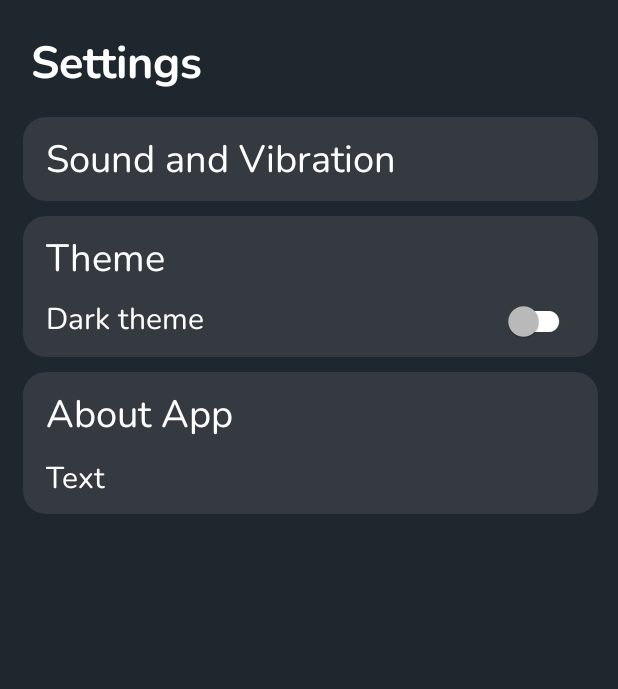
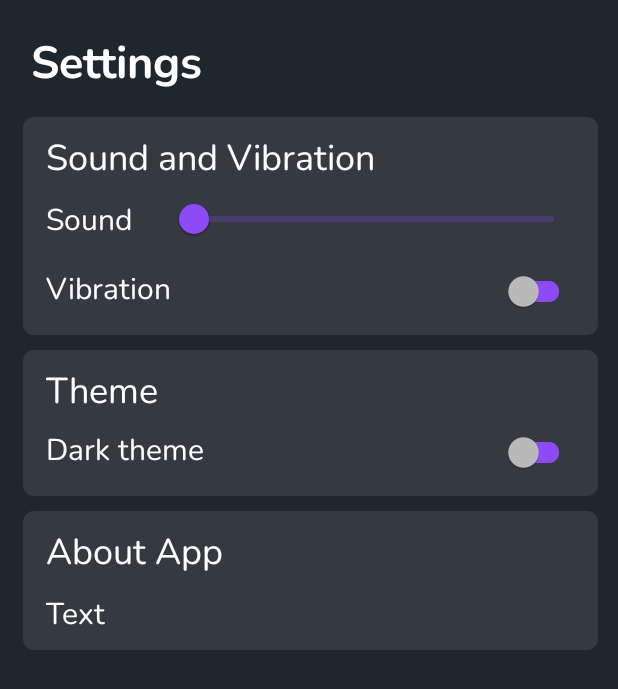
Before and after one commit to arina58/Habito, an Android app: the layout fragment_settings.xml on its own in the app's theme, with its tools: preview values and no code run, on a phone screen of 412 x 824 dp. Shown: the top 689 px of the screen. Run offline under Robolectric (Android 15) with nearby library versions, the light colour scheme and no system bars.

Commit message:
change colors 3

```diff
--- /dev/null
+++ b/app/src/main/java/com/example/habitstracker/domain/useCase/GetSoundAndVibrationUseCase.kt
@@ -0,0 +1,4 @@
+package com.example.habitstracker.domain.useCase
+
+class GetSoundAndVibrationUseCase {
+}
--- /dev/null
+++ b/app/src/main/java/com/example/habitstracker/domain/useCase/SaveSoundAndVibrationUseCase.kt
@@ -0,0 +1,4 @@
+package com.example.habitstracker.domain.useCase
+
+class SaveSoundAndVibrationUseCase {
+}
--- a/app/src/main/java/com/example/habitstracker/nav_fragment/EnterNameFragment.kt
+++ b/app/src/main/java/com/example/habitstracker/nav_fragment/EnterNameFragment.kt
@@ -27,9 +27,10 @@ class EnterNameFragment : Fragment() {
         super.onViewCreated(view, savedInstanceState)
 
         enterNameClass.nameEnterCont.setOnClickListener {
-
-            saveUserName.execute(enterNameClass.EditUsername.text.toString())
-            MAIN.navController.navigate(R.id.action_enterNameFragment_to_homeFragment)
+            if(enterNameClass.EditUsername.text.toString() != "") {
+                saveUserName.execute(enterNameClass.EditUsername.text.toString())
+                MAIN.navController.navigate(R.id.action_enterNameFragment_to_homeFragment)
+            }
         }
     }
 }
--- a/app/src/main/java/com/example/habitstracker/nav_fragment/SettingsFragment.kt
+++ b/app/src/main/java/com/example/habitstracker/nav_fragment/SettingsFragment.kt
@@ -11,9 +11,7 @@ import com.example.habitstracker.LIGHT_THEME
 import com.example.habitstracker.MAIN
 import com.example.habitstracker.R
 import com.example.habitstracker.databinding.FragmentSettingsBinding
-import com.example.habitstracker.domain.useCase.GetNameThemeUseCase
-import com.example.habitstracker.domain.useCase.SaveNameThemeUseCase
-import com.example.habitstracker.domain.useCase.SwitchThemeUseCase
+import com.example.habitstracker.domain.useCase.*
 import com.google.android.material.bottomnavigation.BottomNavigationView
 
 class SettingsFragment : Fragment() {
@@ -21,6 +19,8 @@ class SettingsFragment : Fragment() {
     private val saveNameTheme = SaveNameThemeUseCase()
     private val switchTheme = SwitchThemeUseCase()
     private val getNameTheme = GetNameThemeUseCase()
+    private val saveSoundAndVibration = SaveSoundAndVibrationUseCase()
+    private val getSoundAndVibration = GetSoundAndVibrationUseCase()
     override fun onCreateView(
         inflater: LayoutInflater, container: ViewGroup?,
         savedInstanceState: Bundle?
--- a/app/src/main/res/drawable/streak_background.xml
+++ /dev/null
@@ -1,10 +0,0 @@
-<?xml version="1.0" encoding="utf-8"?>
-<selector xmlns:android="http://schemas.android.com/apk/res/android">
-<item>
-    <shape android:shape="rectangle">
-        <solid android:color="?attr/backgroundColor"/>
-        <corners android:radius="15dp"/>
-
-    </shape>
-</item>
-</selector>
--- a/app/src/main/res/layout/fragment_enter_name.xml
+++ b/app/src/main/res/layout/fragment_enter_name.xml
@@ -5,9 +5,7 @@
     xmlns:tools="http://schemas.android.com/tools"
     android:layout_width="match_parent"
     android:layout_height="match_parent"
-    tools:context=".MainActivity"
-    android:background="?attr/backgroundColor"
-    >
+    tools:context=".MainActivity">
 
     <ImageView
         android:id="@+id/imageView"
@@ -38,9 +36,10 @@
         android:layout_marginStart="40dp"
         android:layout_marginTop="44dp"
         android:layout_marginEnd="40dp"
-        android:background="@drawable/streak_background"
+        android:background="@drawable/home_calendar_background"
         android:ems="10"
         style="@style/MyText"
+        android:textColorHint="?attr/textFillColor"
         android:hint="Your name"
         android:inputType="textPersonName"
         android:paddingLeft="10dp"
--- a/app/src/main/res/layout/fragment_home.xml
+++ b/app/src/main/res/layout/fragment_home.xml
@@ -307,7 +307,7 @@
                 android:layout_marginStart="15dp"
                 android:layout_marginTop="20dp"
                 android:layout_marginEnd="13dp"
-                android:background="@drawable/streak_background">
+                android:background="@drawable/home_calendar_background">
 
                 <LinearLayout
                     android:layout_width="match_parent"
--- a/app/src/main/res/layout/fragment_settings.xml
+++ b/app/src/main/res/layout/fragment_settings.xml
@@ -32,23 +32,79 @@
             android:layout_width="match_parent"
             android:layout_height="wrap_content"
             android:layout_marginTop="15dp"
-            android:background="@drawable/streak_background"
+            android:paddingLeft="15dp"
+            android:paddingBottom="5dp"
+            android:background="@drawable/home_calendar_background"
             app:layout_constraintStart_toStartOf="parent"
             app:layout_constraintTop_toBottomOf="@+id/Settings">
 
             <TextView
                 android:id="@+id/textView13"
+                style="@style/MyText"
                 android:layout_width="wrap_content"
                 android:layout_height="wrap_content"
-                android:layout_marginLeft="15dp"
                 android:layout_marginTop="10dp"
-                android:layout_marginBottom="10dp"
-                style="@style/MyText"
                 android:text="Sound and Vibration"
-                android:textSize="25sp"
-                app:layout_constraintBottom_toBottomOf="parent"
+                android:textSize="24sp"
                 app:layout_constraintStart_toStartOf="parent"
                 app:layout_constraintTop_toTopOf="parent" />
+
+            <LinearLayout
+                android:id="@+id/linear2"
+                android:layout_width="match_parent"
+                android:layout_height="match_parent"
+                android:layout_marginEnd="15dp"
+                android:orientation="horizontal"
+                app:layout_constraintEnd_toEndOf="parent"
+                app:layout_constraintStart_toStartOf="parent"
+                app:layout_constraintTop_toBottomOf="@+id/textView13">
+
+                <TextView
+                    android:id="@+id/textView3"
+                    style="@style/MyText"
+                    android:layout_width="wrap_content"
+                    android:layout_height="wrap_content"
+                    android:layout_marginTop="10dp"
+                    android:layout_marginRight="25dp"
+                    android:text="Sound"
+                    android:textSize="20sp" />
+
+                <com.google.android.material.slider.Slider
+                    android:id="@+id/soundSlider"
+                    android:layout_width="match_parent"
+                    android:layout_height="wrap_content"
+                    android:contentDescription="sound slider"
+                    android:valueFrom="0"
+                    android:valueTo="100" />
+            </LinearLayout>
+
+            <LinearLayout
+                android:layout_width="match_parent"
+                android:layout_height="match_parent"
+                android:orientation="horizontal"
+                app:layout_constraintBottom_toBottomOf="parent"
+                app:layout_constraintEnd_toEndOf="parent"
+                app:layout_constraintStart_toStartOf="parent"
+                android:layout_marginRight="15dp"
+                app:layout_constraintTop_toBottomOf="@+id/linear2">
+
+                <TextView
+                    android:id="@+id/textView4"
+                    android:layout_width="wrap_content"
+                    android:layout_height="wrap_content"
+                    android:layout_weight="1"
+                    style="@style/MyText"
+                    android:text="Vibration"
+                    android:textSize="20sp"/>
+
+                <androidx.appcompat.widget.SwitchCompat
+                    android:id="@+id/SwitchVibration"
+                    android:layout_width="wrap_content"
+                    android:layout_height="wrap_content"
+                    android:layout_weight="1"
+                    app:trackTint="@color/purple_my"
+                    android:theme="@style/MySwitch" />
+            </LinearLayout>
 
         </androidx.constraintlayout.widget.ConstraintLayout>
 
@@ -57,7 +113,8 @@
             android:layout_width="match_parent"
             android:layout_height="wrap_content"
             android:layout_marginTop="10dp"
-            android:background="@drawable/streak_background"
+            android:paddingBottom="5dp"
+            android:background="@drawable/home_calendar_background"
             app:layout_constraintStart_toStartOf="parent"
             app:layout_constraintTop_toBottomOf="@+id/SaV">
 
@@ -69,7 +126,7 @@
                 android:layout_marginStart="15dp"
                 android:layout_marginTop="10dp"
                 android:text="Theme"
-                android:textSize="25sp"
+                android:textSize="24sp"
                 app:layout_constraintStart_toStartOf="parent"
                 app:layout_constraintTop_toTopOf="parent" />
 
@@ -98,7 +155,7 @@
                     android:layout_width="wrap_content"
                     android:layout_height="wrap_content"
                     android:layout_weight="1"
-                    app:trackTint="?attr/textFillColor"
+                    app:trackTint="@color/purple_my"
                     android:theme="@style/MySwitch" />
             </LinearLayout>
 
@@ -109,7 +166,7 @@
             android:layout_width="match_parent"
             android:layout_height="wrap_content"
             android:layout_marginTop="10dp"
-            android:background="@drawable/streak_background"
+            android:background="@drawable/home_calendar_background"
             app:layout_constraintStart_toStartOf="parent"
             app:layout_constraintTop_toBottomOf="@+id/Theme">
 
@@ -121,7 +178,7 @@
                 android:layout_marginLeft="15dp"
                 android:layout_marginTop="10dp"
                 android:text="About App"
-                android:textSize="25sp"
+                android:textSize="24sp"
                 app:layout_constraintStart_toStartOf="parent"
                 app:layout_constraintTop_toTopOf="parent" />
 
--- a/app/src/main/res/layout/item_of_list.xml
+++ b/app/src/main/res/layout/item_of_list.xml
@@ -5,7 +5,7 @@
     android:layout_height="wrap_content"
     android:layout_marginBottom="5dp"
     app:cardBackgroundColor="?attr/backgroundColor"
-    app:cardCornerRadius="15dp">
+    app:cardCornerRadius="7dp">
 
     <LinearLayout
         android:layout_width="match_parent"
@@ -48,7 +48,7 @@
                 android:layout_height="match_parent"
                 android:backgroundTint="#00000000"
                 app:srcCompat="@drawable/more_item"
-                />
+                android:contentDescription="moreButton" />
         </LinearLayout>
 
         <LinearLayout
--- a/app/src/main/res/layout/progress_bar.xml
+++ b/app/src/main/res/layout/progress_bar.xml
@@ -5,7 +5,7 @@
     android:layout_height="wrap_content"
     android:layout_marginBottom="5dp"
     app:cardBackgroundColor="?attr/backgroundColor"
-    app:cardCornerRadius="15dp">
+    app:cardCornerRadius="7dp">
 
     <LinearLayout
         android:layout_width="match_parent"
--- a/app/src/main/res/values/style.xml
+++ b/app/src/main/res/values/style.xml
@@ -16,7 +16,6 @@
         <item name="android:textColor">?attr/textFillColor</item>
     </style>
     <style name="MySwitch" parent="Theme.MaterialComponents">
-        <item name="colorOnSurface">@color/purple_my</item>
         <item name="colorSecondary">@color/purple_my</item>
     </style>
     <style name="MyText" parent="TextAppearance.AppCompat">
```
